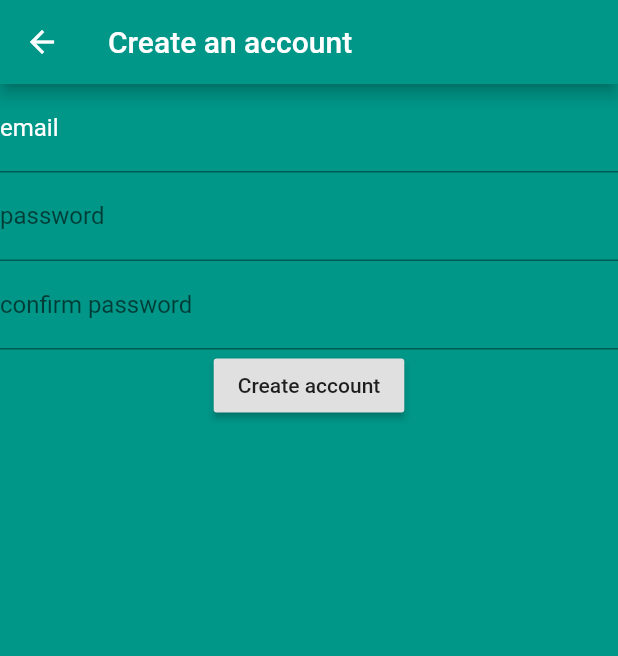
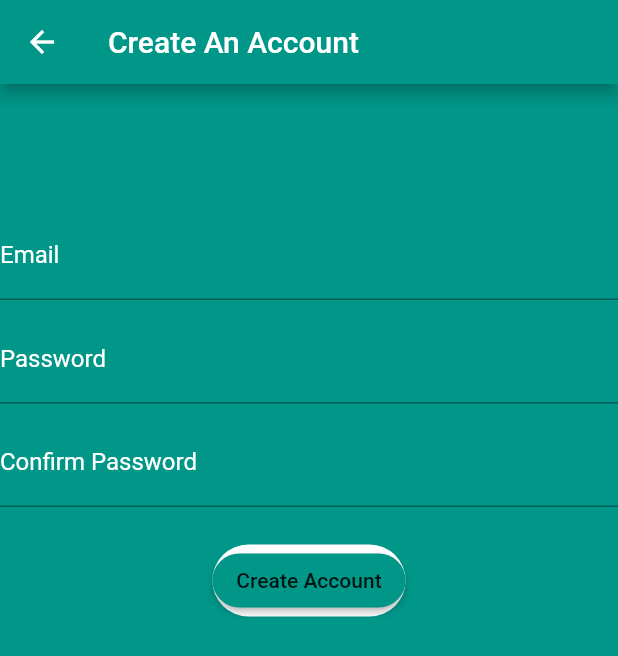
Before and after one commit to seanjmcdonald/flutter_app, a Flutter app: the CreateAccountPage screen opened by its route, on a phone screen of 412 x 824 dp. Shown: the top 656 px of the screen. Run offline on Flutter 3.47's test engine with Material 2 defaults, Android fonts, the phone set to English and light mode, and no system bars; our stand-ins replace cloud_firestore, firebase_auth, firebase_storage, fluttertoast, image_picker; accounts and stored records are empty.

Commit message:
working on create account

```diff
--- a/lib/createuser.dart
+++ b/lib/createuser.dart
@@ -71,29 +71,76 @@ class _CreateAccountPage extends State<CreateAccountPage> {
   Widget build(BuildContext context) {
     // final Size screenSize=MediaQuery.of(context).size;
     return Scaffold(
+      resizeToAvoidBottomPadding: false,
       backgroundColor: Colors.teal,
-      appBar: AppBar(title: Text('Create an account'),
+      appBar: AppBar(title: Text('Create An Account'),
       backgroundColor: Colors.teal,),
       body: Stack(
         children: <Widget>[
           Form(
           key: _formKey,
             child: Column(
-    //          mainAxisAlignment: MainAxisAlignment.center,
               children: <Widget>[
-                TextFormField(decoration: InputDecoration(labelText: 'email',labelStyle: TextStyle(color: Colors.white),),
+                Padding(padding: EdgeInsets.symmetric(vertical: 40)),
+                Padding(
+
+                  padding: EdgeInsets.symmetric(vertical: 5),
+                  child:
+                TextFormField(decoration: InputDecoration(
+                  focusedBorder: UnderlineInputBorder(
+                      borderSide: BorderSide(
+                          color: Colors.white)
+                  ),
+                  labelText: 'Email',
+                  labelStyle: TextStyle(color: Colors.white,),
+                ),
 
                   onSaved: (val)=>email=val,
-                  validator: (val)=>val==''?'email can\'t be empty':null,
+                  validator: (val)=>val==''?'Email can\'t be empty':null,
                 ),
-                TextFormField(decoration: InputDecoration(labelText: 'password'),
+                ),
+
+                Padding(
+                  padding: EdgeInsets.symmetric(vertical: 5),
+                  child:
+                TextFormField(decoration: InputDecoration(
+                    labelText: 'Password',
+                    focusedBorder: UnderlineInputBorder(borderSide: BorderSide(color: Colors.white)),
+                    labelStyle: TextStyle(
+                        color: Colors.white
+                    ),
+                ),
                   onSaved: (val)=>password=val,
-                  validator: (val)=>val==''?'major can\'t be empty':null,
+                  validator: (val)=>val==''?'Password can\'t be empty':null,
                 ),
-                TextFormField(decoration: InputDecoration(labelText: 'confirm password'),
-                  validator: (val)=>val=='' && val!=password?'year can\'t be empty':null,
+    ),
+                Padding(
+                  padding: EdgeInsets.symmetric(vertical: 5),
+                  child:
+                TextFormField(decoration: InputDecoration(
+                  focusedBorder: UnderlineInputBorder(borderSide: BorderSide(color: Colors.white),),
+                    labelText: 'Confirm Password',
+                    labelStyle: TextStyle(
+                        color: Colors.white
+                    ),
                 ),
-                RaisedButton(child: Text('Create account'),onPressed: _submit),
+                  validator: (val)=>val=='' && val!=password?'Passwords must match':null,
+                ),
+    ),
+                Padding(
+                  padding: EdgeInsets.symmetric(vertical: 20),
+                  child:
+                Container(
+                  decoration: BoxDecoration(
+                    borderRadius: BorderRadius.circular(40),
+                    color: Colors.white,
+                  ),
+                child: RaisedButton(
+                  shape: RoundedRectangleBorder(borderRadius: BorderRadius.circular(40)),
+                  child: Text('Create Account'),onPressed: _submit,color: Colors.teal,
+                ),
+    ),
+    ),
               ],
             ),
           ),
--- a/lib/login.dart
+++ b/lib/login.dart
@@ -132,8 +132,6 @@ class _LoginPage extends State<LoginPage> {
 
   @override
   Widget build(BuildContext context) {
-    final Size screenSize=MediaQuery.of(context).size;
-
     return new Scaffold(
       resizeToAvoidBottomPadding: false,
       appBar: AppBar(
```
